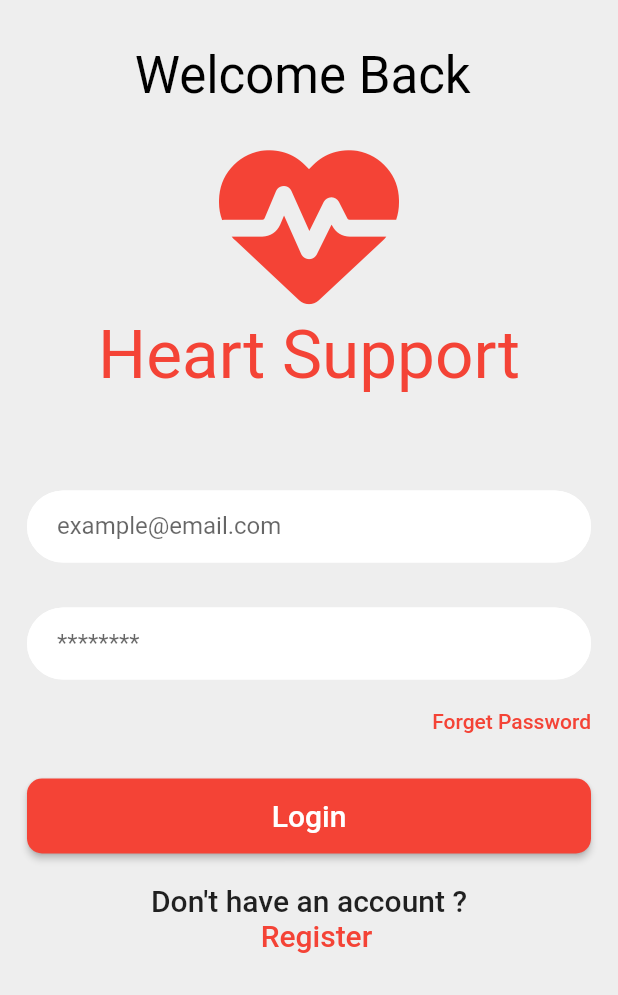
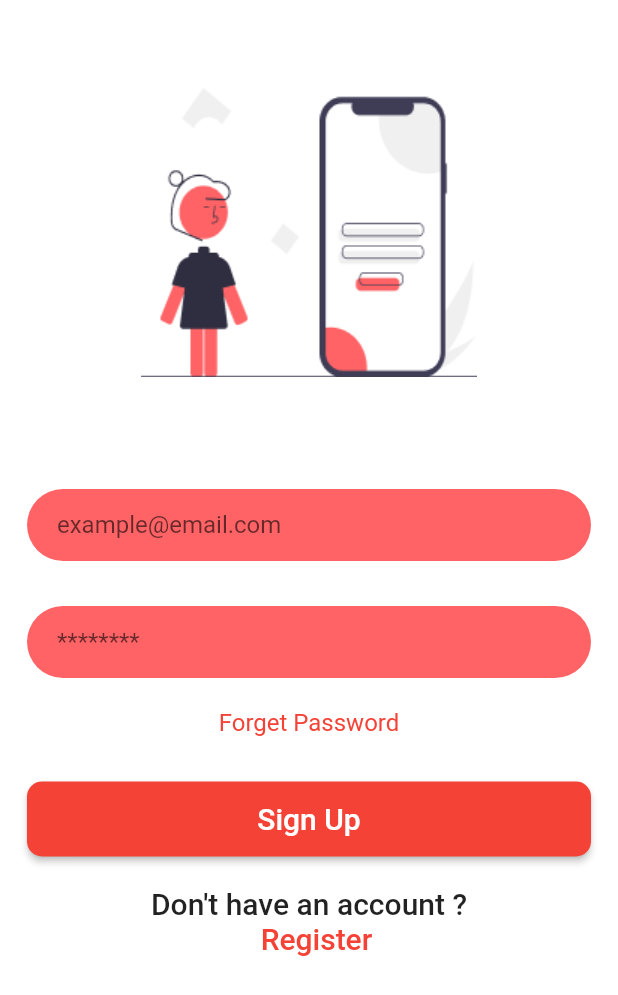
Before and after one commit to Sudarshan519/flutterprojectinit, a Flutter app: the screen it shows after launch, after a tap on "Get Started", on a phone screen of 412 x 824 dp. Shown: the top 995 px of the screen. Run offline on Flutter 3.47's test engine with Material 2 defaults, Android fonts, the light colour scheme and no system bars; our stand-ins replace cloud_firestore, firebase_auth, firebase_core, font_awesome_flutter, get; accounts and stored records are empty.

Commit message:
ui update a/c figma

```diff
--- a/lib/pages/auth/login/auth.dart
+++ b/lib/pages/auth/login/auth.dart
@@ -2,7 +2,6 @@ import 'package:flutter/material.dart';
 import 'package:projectinit/controllers/loginController.dart';
 import 'package:projectinit/pages/join_gathering/join_gathering.dart';
 import 'package:get/get.dart';
-import 'package:font_awesome_flutter/font_awesome_flutter.dart';
 import 'package:projectinit/utils/validators.dart';
 
 class LoginPage extends StatelessWidget {
@@ -17,7 +16,7 @@ class LoginPage extends StatelessWidget {
   Widget build(BuildContext context) {
     return Scaffold(
       // appBar:
-      backgroundColor: Colors.grey[200],
+      backgroundColor: Colors.white,
       body: SafeArea(
         child: SingleChildScrollView(
           padding: const EdgeInsets.symmetric(horizontal: 18),
@@ -26,32 +25,36 @@ class LoginPage extends StatelessWidget {
             child: Column(
               children: [
                 const SizedBox(height: 30),
-                Text(
-                  "Welcome Back ",
-                  style: Theme.of(context)
-                      .textTheme
-                      .headline4!
-                      .copyWith(color: Colors.black),
+                Image.asset(
+                  'assets/login.png',
+                  height: 250,
                 ),
-                const SizedBox(
-                  height: 20,
-                ),
-                const Icon(
-                  FontAwesomeIcons.heartPulse,
-                  size: 120,
-                  color: Colors.red,
-                ),
-                Text(
-                  "Heart Support",
-                  textAlign: TextAlign.end,
-                  style: Theme.of(context)
-                      .textTheme
-                      .headline3!
-                      .copyWith(color: Colors.red),
-                ),
-                const SizedBox(
-                  height: 18,
-                ),
+                // Text(
+                //   "Welcome Back ",
+                //   style: Theme.of(context)
+                //       .textTheme
+                //       .headline4!
+                //       .copyWith(color: Colors.black),
+                // ),
+                // const SizedBox(
+                //   height: 20,
+                // ),
+                // const Icon(
+                //   FontAwesomeIcons.heartPulse,
+                //   size: 120,
+                //   color: Colors.red,
+                // ),
+                // Text(
+                //   "Heart Support",
+                //   textAlign: TextAlign.end,
+                //   style: Theme.of(context)
+                //       .textTheme
+                //       .headline3!
+                //       .copyWith(color: Colors.red),
+                // ),
+                // const SizedBox(
+                //   height: 18,
+                // ),
                 const SizedBox(
                   height: 46,
                 ),
@@ -71,16 +74,11 @@ class LoginPage extends StatelessWidget {
                 const SizedBox(
                   height: 20,
                 ),
-                Row(
-                  mainAxisAlignment: MainAxisAlignment.end,
-                  children: [
-                    Text(
-                      "Forget Password",
-                      style: Theme.of(context).textTheme.bodyLarge!.copyWith(
-                            color: Colors.red,
-                          ),
-                    ),
-                  ],
+                Text(
+                  "Forget Password",
+                  style: Theme.of(context).textTheme.titleMedium!.copyWith(
+                        color: Colors.red,
+                      ),
                 ),
                 const SizedBox(
                   height: 30,
@@ -102,7 +100,7 @@ class LoginPage extends StatelessWidget {
                           }
                         },
                         child: Text(
-                          "Login",
+                          "Sign Up",
                           style: Theme.of(context)
                               .textTheme
                               .headline6!
--- a/lib/pages/join_gathering/gathering_success.dart
+++ b/lib/pages/join_gathering/gathering_success.dart
@@ -1,5 +1,6 @@
 import 'package:flutter/material.dart';
 import 'package:get/get.dart';
+import 'package:projectinit/pages/home/homepage.dart';
 import 'package:projectinit/pages/join_gathering/widgets/reusable.dart';
 
 class GatheringSuccess extends StatelessWidget {
@@ -58,7 +59,7 @@ class GatheringSuccess extends StatelessWidget {
                 height: 30,
               ),
               GestureDetector(
-                onTap: () => Get.back(),
+                onTap: () => Get.to(() => const HomePage()),
                 child: Container(
                     color: Colors.red[600],
                     alignment: Alignment.center,
--- a/lib/pages/join_gathering/join_gathering.dart
+++ b/lib/pages/join_gathering/join_gathering.dart
@@ -127,13 +127,15 @@ class CustomInputField extends StatelessWidget {
   final bool obscureText;
   final validator;
   final bool isEnable;
+  final Colors? colors;
   const CustomInputField(
       {Key? key,
       required this.label,
       required this.controller,
       this.obscureText = false,
       this.validator,
-      this.isEnable = true})
+      this.isEnable = true,
+      this.colors})
       : super(key: key);
 
   @override
@@ -146,30 +148,38 @@ class CustomInputField extends StatelessWidget {
       decoration: InputDecoration(
           floatingLabelBehavior: FloatingLabelBehavior.never,
           label: Text(label),
+          // labelStyle:
+          //     const TextStyle(fontSize: 20, fontWeight: FontWeight.w300),
           contentPadding: const EdgeInsets.only(left: 20),
-          fillColor: Colors.white,
+          fillColor: const Color.fromRGBO(255, 99, 102, 1),
           // errorStyle: const TextStyle(color: Colors.white),
           // prefix: Container(
           //   width: 10,
           // ),
 
           focusedErrorBorder: OutlineInputBorder(
-              borderSide: const BorderSide(color: Colors.white),
+              borderSide: BorderSide.none,
+              // borderSide: const BorderSide(color: Colors.white),
               borderRadius: BorderRadius.circular(30)),
           enabledBorder: OutlineInputBorder(
-              borderSide: const BorderSide(color: Colors.white),
+              borderSide: BorderSide.none,
+              // borderSide: const BorderSide(color: Colors.white),
               borderRadius: BorderRadius.circular(30)),
           focusedBorder: OutlineInputBorder(
-              borderSide: const BorderSide(color: Colors.white),
+              borderSide: BorderSide.none,
+              // borderSide: const BorderSide(color: Colors.white),
               borderRadius: BorderRadius.circular(30)),
           errorBorder: OutlineInputBorder(
-              borderSide: const BorderSide(color: Colors.white),
+              borderSide: BorderSide.none,
+              // borderSide: const BorderSide(color: Colors.white),
               borderRadius: BorderRadius.circular(30)),
           disabledBorder: OutlineInputBorder(
-              borderSide: const BorderSide(color: Colors.white),
+              borderSide: BorderSide.none,
+              // borderSide: const BorderSide(color: Colors.white),
               borderRadius: BorderRadius.circular(30)),
           border: OutlineInputBorder(
-              borderSide: const BorderSide(color: Colors.white),
+              borderSide: BorderSide.none,
+              // borderSide: const BorderSide(color: Colors.white),
               borderRadius: BorderRadius.circular(30)),
           filled: true),
     );
--- a/lib/pages/onboarding/onboard.dart
+++ b/lib/pages/onboarding/onboard.dart
@@ -1,7 +1,7 @@
 import 'package:flutter/material.dart';
-import 'package:font_awesome_flutter/font_awesome_flutter.dart';
 import 'package:projectinit/pages/auth/login/auth.dart';
 import 'package:get/get.dart';
+import 'package:url_launcher/url_launcher.dart';
 
 class OnBoardingPage extends StatelessWidget {
   const OnBoardingPage({Key? key}) : super(key: key);
@@ -9,6 +9,7 @@ class OnBoardingPage extends StatelessWidget {
   @override
   Widget build(BuildContext context) {
     return Scaffold(
+      backgroundColor: Colors.white,
       body: SafeArea(
         child: SingleChildScrollView(
           padding: const EdgeInsets.symmetric(horizontal: 28),
@@ -16,32 +17,40 @@ class OnBoardingPage extends StatelessWidget {
             mainAxisAlignment: MainAxisAlignment.center,
             crossAxisAlignment: CrossAxisAlignment.center,
             children: [
+              // const SizedBox(
+              //   height: 40,
+              // ),
+              // const Icon(
+              //   FontAwesomeIcons.heartPulse,
+              //   size: 150,
+              //   color: Colors.red,
+              // ),
+              // Text(
+              //   "Heart Support ".toUpperCase(),
+              //   style: Theme.of(context)
+              //       .textTheme
+              //       .headline6!
+              //       .copyWith(color: Colors.blue),
+              // ),
+              // Text(
+              //   "Australia",
+              //   style: Theme.of(context)
+              //       .textTheme
+              //       .headline6!
+              //       .copyWith(color: Colors.red[800]),
+              // ),
               const SizedBox(
-                height: 40,
+                height: 250,
               ),
-              const Icon(
-                FontAwesomeIcons.heartPulse,
-                size: 150,
-                color: Colors.red,
-              ),
-              Text(
-                "Heart Support ".toUpperCase(),
-                style: Theme.of(context)
-                    .textTheme
-                    .headline6!
-                    .copyWith(color: Colors.blue),
-              ),
-              Text(
-                "Australia",
-                style: Theme.of(context)
-                    .textTheme
-                    .headline6!
-                    .copyWith(color: Colors.red[800]),
-              ),
-              const SizedBox(
-                height: 30,
-              ),
-              Container(
+              InkWell(
+                onTap: () async {
+                  final Uri launchUri = Uri(
+                    scheme: 'tel',
+                    path: '000',
+                  );
+                  await launchUrl(launchUri);
+                },
+                child: Container(
                     alignment: Alignment.center,
                     color: Colors.red,
                     padding: const EdgeInsets.symmetric(horizontal: 18),
@@ -64,6 +73,7 @@ class OnBoardingPage extends StatelessWidget {
                         ),
                       ],
                     )),
+              ),
               const SizedBox(
                 height: 20,
               ),
@@ -95,7 +105,7 @@ class OnBoardingPage extends StatelessWidget {
                 height: 30,
               ),
               Image.asset(
-                "assets/splash.png",
+                "assets/signup.png",
                 height: 200,
                 width: double.infinity,
               ),
--- a/pubspec.yaml
+++ b/pubspec.yaml
@@ -35,6 +35,7 @@ dependencies:
   font_awesome_flutter: ^10.1.0
   flutter:
     sdk: flutter
+  url_launcher: ^6.1.1
 
 dev_dependencies:
 
```
Also changed, not shown: lib/pages/detailPage/DetailPage.dart (added, +16 -0 lines), lib/pages/home/homepage.dart (+110 -83 lines), lib/pages/join_peer_support_group/joinPeerSupportGroup.dart (added, +99 -0 lines), lib/pages/tracker/tracker.dart (+4 -3 lines), assets/change.jpeg (added), assets/diet.jpeg (added), assets/dontae.jpeg (added), assets/ellipse.png (added), assets/exercise.jpeg (added), assets/heart.jpeg (added), assets/login.png (added), assets/more.jpeg (added), assets/signup.png (added), assets/sleep.jpeg (added), 1 more files, 1 other file. Lines whose indentation alone changed are shown as unchanged.
